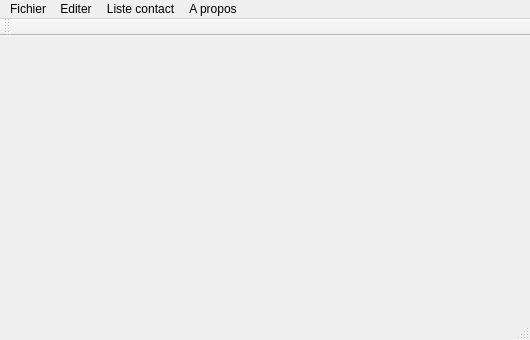
Above: contact/mainwindow.ui from watmeto/ContactManager before the change. Below: the same form after it.
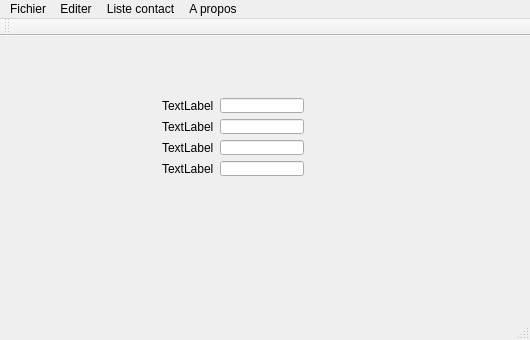
That is the form after the change. Icons and pictures are not drawn.

What changed in the file:
```diff
--- a/contact/mainwindow.ui
+++ b/contact/mainwindow.ui
@@ -13,7 +13,101 @@
   <property name="windowTitle">
    <string>Contact Manager</string>
   </property>
-  <widget class="QWidget" name="centralWidget"/>
+  <widget class="QWidget" name="centralWidget">
+   <layout class="QVBoxLayout" name="verticalLayout">
+    <item>
+     <widget class="QStackedWidget" name="stackedWidget">
+      <property name="currentIndex">
+       <number>0</number>
+      </property>
+      <widget class="QWidget" name="page">
+       <widget class="QWidget" name="">
+        <property name="geometry">
+         <rect>
+          <x>140</x>
+          <y>40</y>
+          <width>164</width>
+          <height>100</height>
+         </rect>
+        </property>
+        <layout class="QFormLayout" name="formLayout_2">
+         <item row="0" column="0">
+          <widget class="QLabel" name="label">
+           <property name="text">
+            <string>TextLabel</string>
+           </property>
+          </widget>
+         </item>
+         <item row="0" column="1">
+          <widget class="QLineEdit" name="lineEdit"/>
+         </item>
+         <item row="1" column="0">
+          <widget class="QLabel" name="label_2">
+           <property name="text">
+            <string>TextLabel</string>
+           </property>
+          </widget>
+         </item>
+         <item row="1" column="1">
+          <widget class="QLineEdit" name="lineEdit_2"/>
+         </item>
+         <item row="2" column="0">
+          <widget class="QLabel" name="label_3">
+           <property name="text">
+            <string>TextLabel</string>
+           </property>
+          </widget>
+         </item>
+         <item row="2" column="1">
+          <widget class="QLineEdit" name="lineEdit_3"/>
+         </item>
+         <item row="3" column="0">
+          <widget class="QLabel" name="label_4">
+           <property name="text">
+            <string>TextLabel</string>
+           </property>
+          </widget>
+         </item>
+         <item row="3" column="1">
+          <widget class="QLineEdit" name="lineEdit_4"/>
+         </item>
+        </layout>
+       </widget>
+      </widget>
+      <widget class="QWidget" name="page_2">
+       <widget class="QPlainTextEdit" name="plainTextEdit">
+        <property name="geometry">
+         <rect>
+          <x>190</x>
+          <y>90</y>
+          <width>104</width>
+          <height>64</height>
+         </rect>
+        </property>
+        <property name="plainText">
+         <string>ici ce sera la page modif</string>
+        </property>
+       </widget>
+      </widget>
+      <widget class="QWidget" name="page_3">
+       <widget class="QPlainTextEdit" name="plainTextEdit_2">
+        <property name="geometry">
+         <rect>
+          <x>150</x>
+          <y>90</y>
+          <width>104</width>
+          <height>64</height>
+         </rect>
+        </property>
+        <property name="plainText">
+         <string>Liste</string>
+        </property>
+       </widget>
+      </widget>
+     </widget>
+    </item>
+   </layout>
+  </widget>
   <widget class="QMenuBar" name="menuBar">
    <property name="geometry">
     <rect>
```
